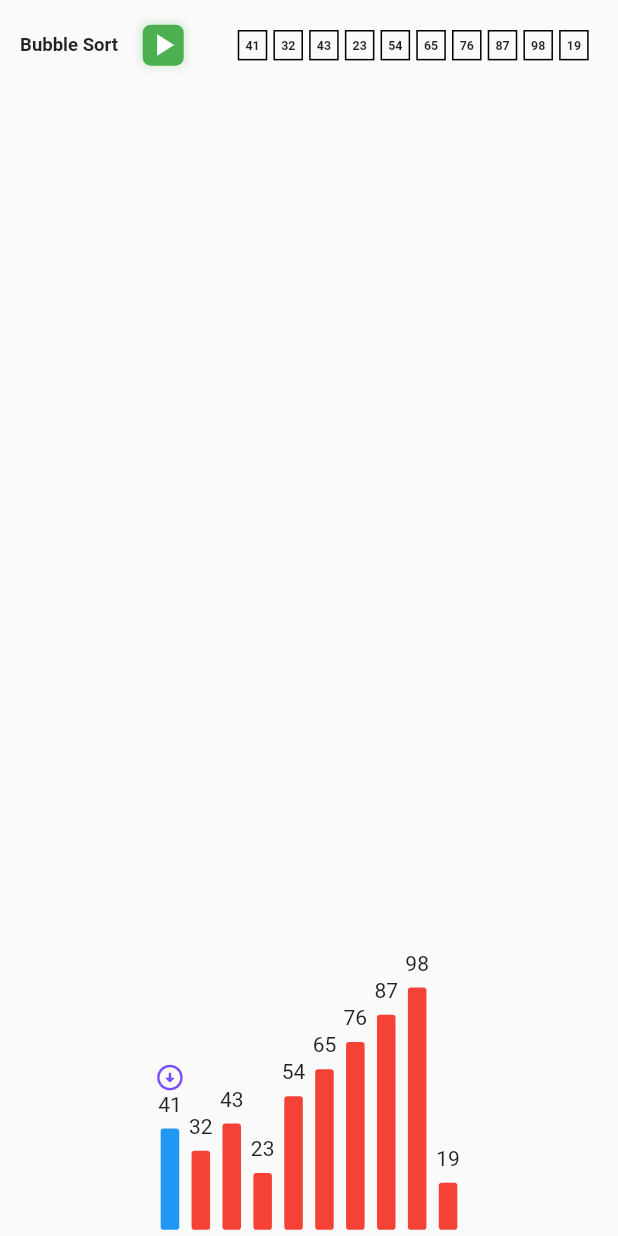
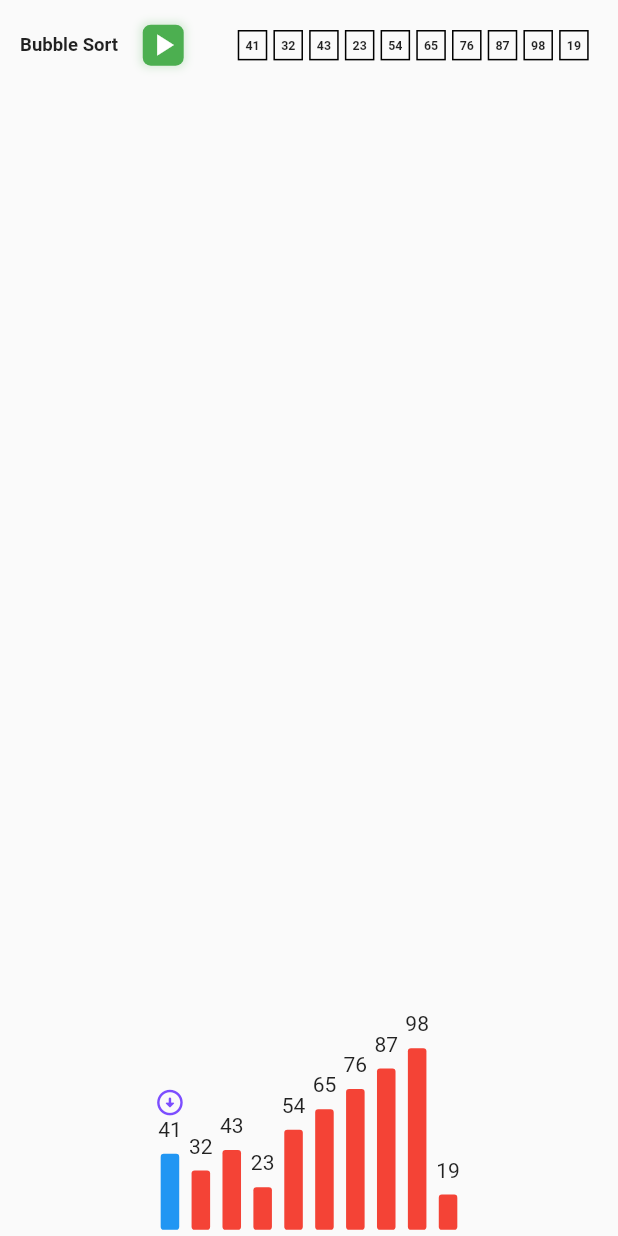
Before and after one commit to coder-wolf/sorting-vis, a Flutter app: the screen it shows after launch, on a phone screen of 412 x 824 dp. Run offline on Flutter 3.47's test engine with Material 2 defaults, Android fonts, the phone set to English and light mode, and no system bars.

Commit message:
minor syntax change

```diff
--- a/lib/main.dart
+++ b/lib/main.dart
@@ -209,7 +209,7 @@ class IndividualData extends StatelessWidget {
               borderRadius: BorderRadius.circular(w * 5),
             ),
             width: w * 30,
-            height: height * 4 * w,
+            height: height * 3 * w,
           ),
         ),
       ],
```
